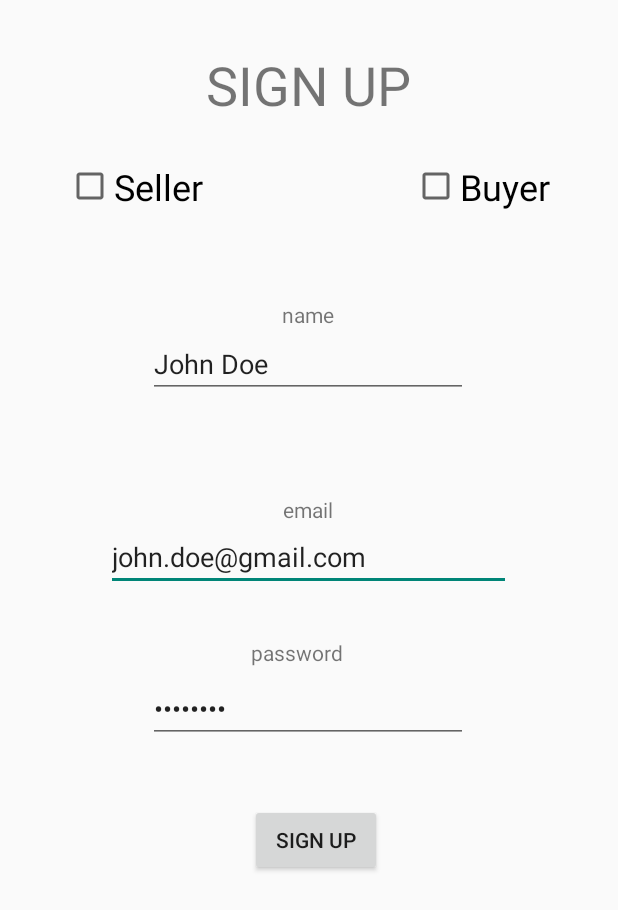
After one commit to raphaelkerschbaumer/FarmStoreLocator, an Android app: the layout signpage.xml on its own in the app's theme, with its tools: preview values and no code run, on a phone screen of 412 x 824 dp. The commit adds this screen. Shown: the top 910 px of the screen. Run offline under Robolectric (Android 15) with nearby library versions, the phone set to English and light mode, and no system bars.

Commit message:
login und sign in

```diff
--- /dev/null
+++ b/app/src/main/res/layout/signpage.xml
@@ -0,0 +1,147 @@
+<?xml version="1.0" encoding="utf-8"?>
+<androidx.constraintlayout.widget.ConstraintLayout
+    xmlns:android="http://schemas.android.com/apk/res/android"
+    xmlns:app="http://schemas.android.com/apk/res-auto"
+    xmlns:tools="http://schemas.android.com/tools"
+    android:layout_width="match_parent"
+    android:layout_height="match_parent">
+
+    <TextView
+        android:id="@+id/signupfeld"
+        android:layout_width="wrap_content"
+        android:layout_height="wrap_content"
+        android:layout_marginTop="32dp"
+        android:text="SIGN UP"
+        android:textSize="36sp"
+        app:layout_constraintEnd_toEndOf="parent"
+        app:layout_constraintHorizontal_bias="0.498"
+        app:layout_constraintLeft_toLeftOf="parent"
+        app:layout_constraintRight_toRightOf="parent"
+        app:layout_constraintStart_toStartOf="parent"
+        app:layout_constraintTop_toTopOf="parent" />
+
+    <EditText
+        android:id="@+id/input_email"
+        android:layout_width="270dp"
+        android:layout_height="44dp"
+        android:layout_marginTop="350dp"
+        android:ems="10"
+        android:inputType="textEmailAddress"
+        android:text="john.doe@gmail.com"
+        app:layout_constraintEnd_toEndOf="parent"
+        app:layout_constraintHorizontal_bias="0.496"
+        app:layout_constraintLeft_toLeftOf="parent"
+        app:layout_constraintRight_toRightOf="parent"
+        app:layout_constraintStart_toStartOf="parent"
+        app:layout_constraintTop_toTopOf="parent" />
+
+    <TextView
+        android:id="@+id/textView5"
+        android:layout_width="76dp"
+        android:layout_height="25dp"
+        android:layout_marginTop="425dp"
+        android:text="password"
+        app:layout_constraintEnd_toEndOf="parent"
+        app:layout_constraintHorizontal_bias="0.498"
+        app:layout_constraintLeft_toLeftOf="parent"
+        app:layout_constraintRight_toRightOf="parent"
+        app:layout_constraintStart_toStartOf="parent"
+        app:layout_constraintTop_toTopOf="parent" />
+
+    <EditText
+        android:id="@+id/input_loginpw"
+        android:layout_width="wrap_content"
+        android:layout_height="wrap_content"
+        android:layout_marginTop="450dp"
+        android:digits="ABCDEFGHIJKLMNOPQRSTUVWXYZabcdefghijklmnopqrstuvwxyz0123456789!?äöüÄÖÜ"
+        android:ems="10"
+        android:text="********"
+        android:inputType="textPassword"
+        android:visibility="visible"
+        app:layout_constraintEnd_toEndOf="parent"
+        app:layout_constraintHorizontal_bias="0.497"
+        app:layout_constraintLeft_toLeftOf="parent"
+        app:layout_constraintRight_toRightOf="parent"
+        app:layout_constraintStart_toStartOf="parent"
+        app:layout_constraintTop_toTopOf="parent" />
+
+    <TextView
+        android:id="@+id/textView6"
+        android:layout_width="67dp"
+        android:layout_height="27dp"
+        android:layout_marginLeft="16dp"
+        android:layout_marginTop="200dp"
+        android:layout_marginRight="16dp"
+        android:text="name"
+        android:textSize="14sp"
+        app:layout_constraintHorizontal_bias="0.551"
+        app:layout_constraintLeft_toLeftOf="parent"
+        app:layout_constraintRight_toRightOf="parent"
+        app:layout_constraintTop_toTopOf="parent" />
+
+    <Button
+        android:id="@+id/btn_go_signup"
+        android:layout_width="wrap_content"
+        android:layout_height="wrap_content"
+        android:layout_marginLeft="16dp"
+        android:layout_marginTop="536dp"
+        android:layout_marginRight="16dp"
+        android:text="Sign Up"
+        app:layout_constraintHorizontal_bias="0.517"
+        app:layout_constraintLeft_toLeftOf="parent"
+        app:layout_constraintRight_toRightOf="parent"
+        app:layout_constraintTop_toTopOf="parent" />
+
+    <TextView
+        android:id="@+id/textView7"
+        android:layout_width="wrap_content"
+        android:layout_height="wrap_content"
+        android:layout_marginTop="330dp"
+        android:text="email"
+        app:layout_constraintEnd_toEndOf="parent"
+        app:layout_constraintHorizontal_bias="0.498"
+        app:layout_constraintLeft_toLeftOf="parent"
+        app:layout_constraintRight_toRightOf="parent"
+        app:layout_constraintStart_toStartOf="parent"
+        app:layout_constraintTop_toTopOf="parent" />
+
+    <EditText
+        android:id="@+id/text_name_sign"
+        android:layout_width="wrap_content"
+        android:layout_height="wrap_content"
+        android:ems="10"
+        android:inputType="textPersonName"
+        android:text="John Doe"
+        tools:layout_editor_absoluteX="103dp"
+        tools:layout_editor_absoluteY="167dp"
+        app:layout_constraintEnd_toEndOf="parent"
+        app:layout_constraintHorizontal_bias="0.498"
+        app:layout_constraintLeft_toLeftOf="parent"
+        app:layout_constraintRight_toRightOf="parent"
+        app:layout_constraintStart_toStartOf="parent"
+        app:layout_constraintTop_toTopOf="parent"
+        android:layout_marginTop="220dp"/>
+
+    <CheckBox
+        android:id="@+id/box_seller"
+        android:layout_width="wrap_content"
+        android:layout_height="wrap_content"
+        android:layout_marginStart="44dp"
+        android:layout_marginTop="108dp"
+        android:text="Seller"
+        android:textSize="24sp"
+        app:layout_constraintStart_toStartOf="parent"
+        app:layout_constraintTop_toTopOf="parent" />
+
+    <CheckBox
+        android:id="@+id/box_buyer"
+        android:layout_width="wrap_content"
+        android:layout_height="wrap_content"
+        android:layout_marginTop="108dp"
+        android:text="Buyer"
+        android:textSize="24sp"
+        app:layout_constraintEnd_toEndOf="parent"
+        app:layout_constraintHorizontal_bias="0.755"
+        app:layout_constraintStart_toEndOf="@+id/box_seller"
+        app:layout_constraintTop_toTopOf="parent" />
+</androidx.constraintlayout.widget.ConstraintLayout>
```
Also changed, not shown: app/src/main/java/com/example/farmstorelocator/MainActivity.java (+2 -17 lines), app/src/main/res/layout/loginpage.xml (added, +135 -0 lines).
